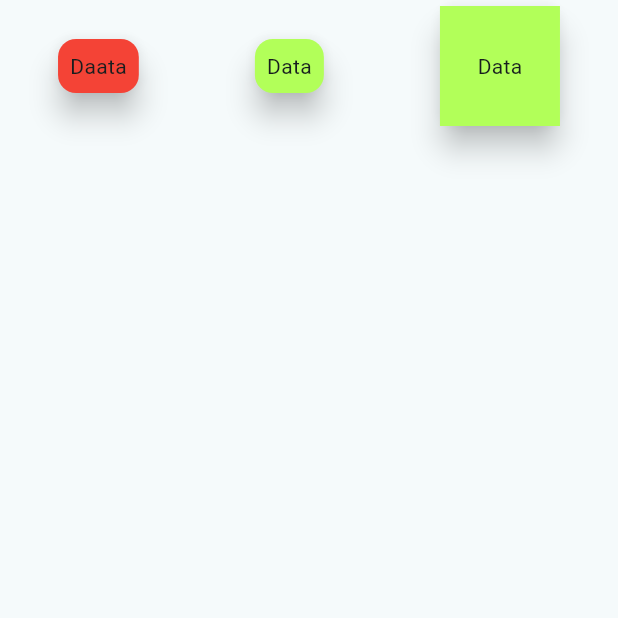
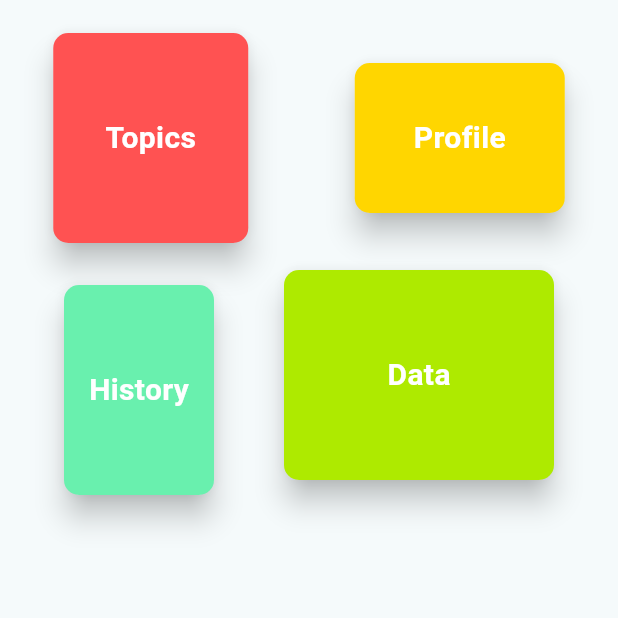
Before and after one commit to MaazKhalidInseyab/bloc, a Flutter app: the HomeScreen screen opened directly, on a phone screen of 412 x 824 dp, the top half of it. Run offline on Flutter 3.47's test engine with Material 2 defaults, Android fonts, the phone set to English and light mode, and no system bars; our stand-ins replace connectivity_plus, dio, rxdart, shared_preferences; accounts and stored records are empty.

Commit message:
wed 8/9/23

```diff
--- /dev/null
+++ b/lib/Ui/Home/HomeBloc.dart
@@ -0,0 +1,26 @@
+import 'package:bloc/Ui/Home/HomeScreen.dart';
+import 'package:bloc/Ui/Profile/ProfileScreen.dart';
+import 'package:bloc/Ui/Topics/TopicsScreen.dart';
+import 'package:flutter/material.dart';
+
+class HomeBloc {
+  BuildContext context;
+
+  HomeBloc(this.context);
+
+  topicsNavigator() {
+    Navigator.push(
+        context,
+        MaterialPageRoute(
+          builder: (context) => Topics(),
+        ));
+  }
+
+  profileNavigator() {
+    Navigator.push(
+        context,
+        MaterialPageRoute(
+          builder: (context) => ProfileScreen(),
+        ));
+  }
+}
--- a/lib/Ui/Home/HomeScreen.dart
+++ b/lib/Ui/Home/HomeScreen.dart
@@ -1,3 +1,4 @@
+import 'package:bloc/Ui/Home/HomeBloc.dart';
 import 'package:flutter/cupertino.dart';
 import 'package:flutter/material.dart';
 
@@ -9,33 +10,115 @@ class HomeScreen extends StatefulWidget {
 }
 
 class _HomeScreenState extends State<HomeScreen> {
+  late HomeBloc homeBloc;
+
+  @override
+  void initState() {
+    homeBloc = HomeBloc(context);
+  }
+
   @override
   Widget build(BuildContext context) {
-    return  SafeArea(
+    return SafeArea(
       child: Scaffold(
         body: Column(
+          //mainAxisAlignment: MainAxisAlignment.spaceAround,
+          //mainAxisSize: MainAxisSize.min,
           children: [
+            Padding(
+              padding: const EdgeInsets.only(top: 18.0),
+              child: Row(
+                mainAxisAlignment: MainAxisAlignment.spaceAround,
+                children: [
+                  GestureDetector(
+                    onTap: ()=>homeBloc.topicsNavigator(),
+                    child: Card(
+                      elevation: 8,
+                      child: Container(
+                        width: 130.0,
+                        height: 140.0,
+                        decoration: ShapeDecoration(
+                            color: Colors.redAccent,
+                            shape: RoundedRectangleBorder(
+                                borderRadius: BorderRadius.circular(10.0))),
+                        child: Center(
+                            child: Text(
+                          "Topics",
+                          style: TextStyle(
+                              color: Colors.white,
+                              fontWeight: FontWeight.bold,
+                              fontSize: 20.0),
+                        )),
+                      ),
+                    ),
+                  ),
+                  GestureDetector(
+                    onTap:()=> homeBloc.profileNavigator(),
+                    child: Card(
+                      elevation: 8,
+                      child: Container(
+                        width: 140.0,
+                        height: 100.0,
+                        decoration: ShapeDecoration(
+                            color: Colors.yellowAccent.shade700,
+                            shape: RoundedRectangleBorder(
+                                borderRadius: BorderRadius.circular(10.0))),
+                        child: Center(
+                            child: Text("Profile",
+                                style: TextStyle(
+                                    color: Colors.white,
+                                    fontWeight: FontWeight.bold,
+                                    fontSize: 20.0))),
+                      ),
+                    ),
+                  ),
+                ],
+              ),
+            ),
             Row(
-              mainAxisAlignment: MainAxisAlignment.spaceAround,
+              mainAxisAlignment: MainAxisAlignment.spaceEvenly,
               children: [
-                Card(color: Colors.red, elevation: 8,
-                  child: Padding(
-                    padding: const EdgeInsets.all(8.0),
-                    child: Text("Daata"),
+                Padding(
+                  padding: const EdgeInsets.only(top: 20.0),
+                  child: Card(
+                    elevation: 8,
+                    child: Container(
+                      width: 100.0,
+                      height: 140.0,
+                      decoration: ShapeDecoration(
+                          color: Colors.greenAccent.shade200,
+                          shape: RoundedRectangleBorder(
+                              borderRadius: BorderRadius.circular(10.0))),
+                      child: Center(
+                          child: Text(
+                        "History",
+                        style: TextStyle(
+                            color: Colors.white,
+                            fontWeight: FontWeight.bold,
+                            fontSize: 20.0),
+                      )),
+                    ),
                   ),
-                ),Card(color: Colors.lightGreenAccent, elevation: 8,
-                  child: Padding(
-                    padding: const EdgeInsets.all(8.0),
-                    child: Text("Data"),
+                ),
+                Card(
+                  elevation: 8,
+                  child: Container(
+                    width: 180.0,
+                    height: 140.0,
+                    decoration: ShapeDecoration(
+                        color: Colors.limeAccent[700],
+                        shape: RoundedRectangleBorder(
+                            borderRadius: BorderRadius.circular(10.0))),
+                    child: Center(
+                        child: Text(
+                      "Data",
+                      style: TextStyle(
+                          color: Colors.white,
+                          fontWeight: FontWeight.bold,
+                          fontSize: 20.0),
+                    )),
                   ),
-                ),Card(
-                  elevation: 8,
-                  child: Container(color: Colors.lightGreenAccent,width:80.0 ,height:80.0,
-                    child: Padding(
-                      padding: const EdgeInsets.all(8.0),
-                      child: Center(child: Text("Data")),
-                    ),),
-                )
+                ),
               ],
             )
           ],
--- a/lib/Ui/LoginScreen/LoginBloc.dart
+++ b/lib/Ui/LoginScreen/LoginBloc.dart
@@ -1,5 +1,6 @@
 import 'package:bloc/DataProvider.dart';
 import 'package:bloc/ProgressDialogListener.dart';
+import 'package:bloc/Ui/Home/HomeScreen.dart';
 import 'package:flutter/material.dart';
 import '../../Factory.dart';
 import '../../Models/loginResponse.dart';
@@ -33,7 +34,7 @@ class LoginBloc implements ProgressDialogListener{
     Navigator.push(
         context,
         MaterialPageRoute(
-          builder: (context) => Topics(),
+          builder: (context) => HomeScreen(),
         ));
   }
 
--- a/lib/Ui/Topics/TopicsBloc.dart
+++ b/lib/Ui/Topics/TopicsBloc.dart
@@ -13,7 +13,7 @@ class TopicsBloc implements ProgressDialogListener{
 
 final BuildContext context;
    final topics=BehaviorSubject<List<Topic>>();
-   var dio = Dio();
+
 
   TopicsBloc(this.context);
 
--- a/lib/main.dart
+++ b/lib/main.dart
@@ -1,5 +1,6 @@
 import 'package:bloc/Ui/Home/HomeScreen.dart';
 import 'package:bloc/Ui/LoginScreen/LoginScreen.dart';
+import 'package:bloc/Ui/Profile/ProfileScreen.dart';
 import 'package:flutter/material.dart';
 import 'package:bloc/Ui/Counter/CounterBloc.dart';
 
@@ -17,7 +18,7 @@ class MyApp extends StatelessWidget {
         colorScheme: ColorScheme.fromSeed(seedColor: Colors.white),
         useMaterial3: true,
       ),
-      home:  HomeScreen(),
+      home:  LoginScreen(),
     );
   }
 }
```
Also changed, not shown: lib/DataProvider.dart (+19 -10 lines), lib/Ui/Profile/ProfileBloc.dart (added, +41 -0 lines), lib/Ui/Profile/ProfileScreen.dart (added, +84 -0 lines).
